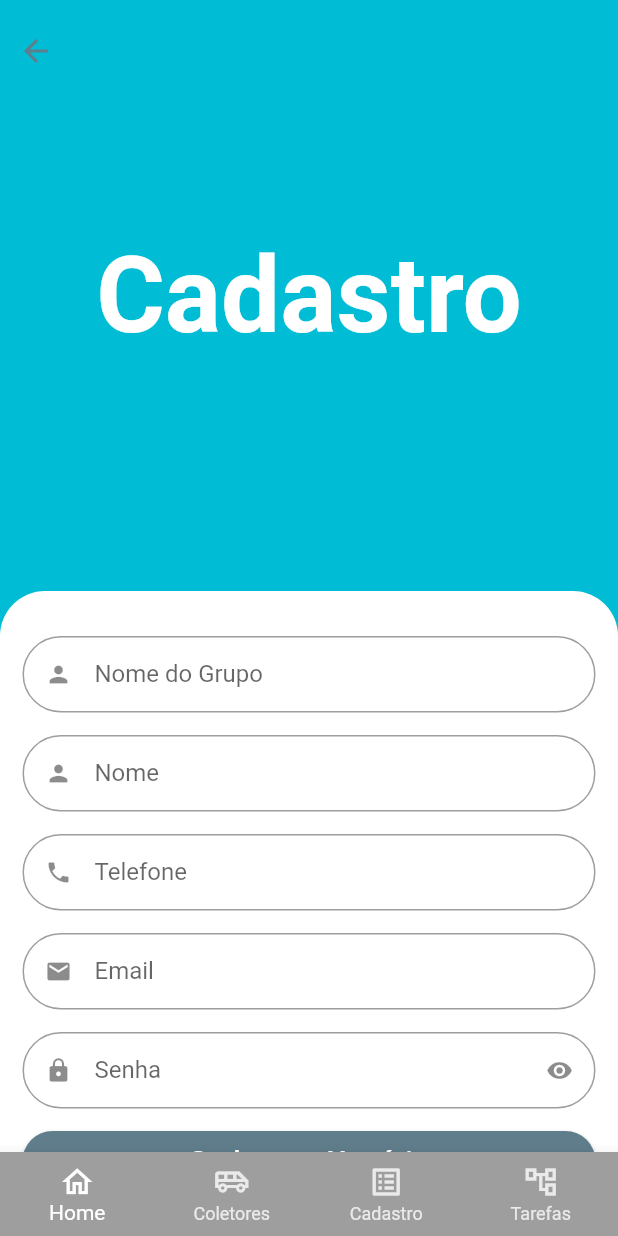
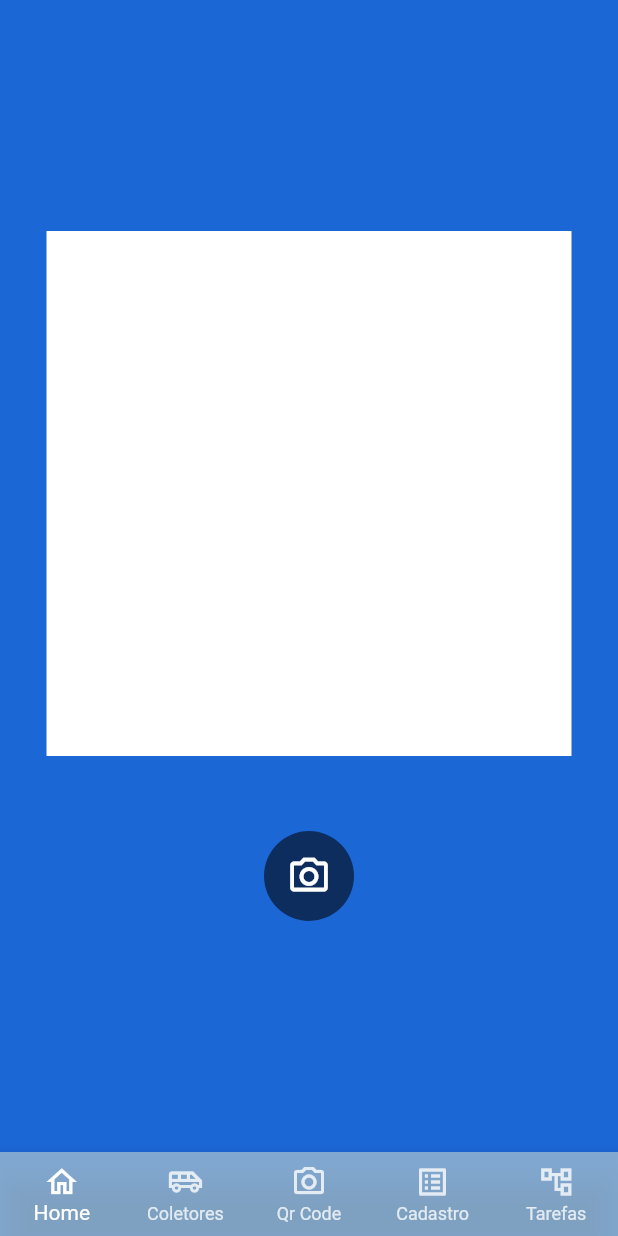
Before and after one commit to carlostoni/collector, a Flutter app: the BaseScreen screen opened directly, swiped to page 3, on a phone screen of 412 x 824 dp. Run offline on Flutter 3.47's test engine with Material 2 defaults, Android fonts, the phone set to English and light mode, and no system bars; our stand-ins replace animated_text_kit, mask_text_input_formatter; network calls fail.

Commit message:
structure 0.2

```diff
--- a/lib/base/base_screen.dart
+++ b/lib/base/base_screen.dart
@@ -1,4 +1,5 @@
 import 'package:estoque/collectors/collectors.dart';
+import 'package:estoque/qr%20scan/qr_scan.dart';
 import 'package:estoque/readings/task_list_screen.dart';
 import 'package:estoque/register/register.dart';
 import 'package:estoque/tasks/tasks.dart';
@@ -27,6 +28,7 @@ class _BaseScreenState extends State<BaseScreen> {
           children: [
             Readings(),
             Collectors(),
+            Qrscan(),
             Register(),
             Tasks(),
           ],
@@ -40,7 +42,7 @@ class _BaseScreenState extends State<BaseScreen> {
             });
           },
           type: BottomNavigationBarType.fixed,
-          backgroundColor: Colors.grey,
+          backgroundColor: Color.fromARGB(176, 174, 199, 211),
           selectedItemColor: Colors.white,
           unselectedItemColor: Colors.white.withAlpha(200),
           items: const [
@@ -51,6 +53,10 @@ class _BaseScreenState extends State<BaseScreen> {
             BottomNavigationBarItem(
               icon: Icon(Icons.airport_shuttle_outlined),
               label: 'Coletores',
+            ),
+            BottomNavigationBarItem(
+              icon: Icon(Icons.camera_alt_outlined),
+              label: 'Qr Code',
             ),
             BottomNavigationBarItem(
               icon: Icon(Icons.list_alt_outlined),
--- a/lib/main.dart
+++ b/lib/main.dart
@@ -15,7 +15,7 @@ class MyApp extends StatelessWidget {
       title: 'Flutter Demo',
       theme: ThemeData(
         primarySwatch: Colors.blueGrey,
-        scaffoldBackgroundColor: Colors.cyan
+        scaffoldBackgroundColor: Color.fromARGB(255, 28, 103, 214)
       ),
       debugShowCheckedModeBanner: false,
         home: const Home(),
--- /dev/null
+++ b/lib/qr scan/qr_scan.dart
@@ -0,0 +1,32 @@
+import 'package:flutter/material.dart';
+
+class Qrscan extends StatelessWidget {
+  @override
+  Widget build(BuildContext context) {
+    return Scaffold(
+      body: Center(
+        child: Column(
+          mainAxisAlignment: MainAxisAlignment.center,
+          children: [
+            Container(
+              width: 350,
+              height: 350,
+              color: Colors.white,
+
+            ),
+            SizedBox(height: 50),
+            CircleAvatar(
+              radius: 30,
+              backgroundColor: Color.fromARGB(143, 0, 0, 0),
+              child: Icon(
+                Icons.camera_alt_outlined,
+                color: Colors.white,
+                size: 30,
+              ),
+            ),
+          ],
+        ),
+      ),
+    );
+  }
+}
--- a/lib/register/register.dart
+++ b/lib/register/register.dart
@@ -3,7 +3,7 @@ import 'package:flutter/material.dart';
 import 'package:mask_text_input_formatter/mask_text_input_formatter.dart';
 
 class Register extends StatelessWidget {
-  Register ({Key? key}) : super(key: key);
+  Register({Key? key}) : super(key: key);
 
   final cpfFormatter = MaskTextInputFormatter(
     mask: '###.###.###-##',
@@ -20,7 +20,6 @@ class Register extends StatelessWidget {
     final size = MediaQuery.of(context).size;
 
     return Scaffold(
-      backgroundColor: Colors.cyan,
       body: SingleChildScrollView(
         child: SizedBox(
           height: size.height,
@@ -50,7 +49,7 @@ class Register extends StatelessWidget {
                     decoration: const BoxDecoration(
                       color: Colors.white,
                       borderRadius: BorderRadius.vertical(
-                        top: Radius.circular(30),
+                        top: Radius.circular(10),
                       ),
                     ),
                     child: Column(
@@ -83,7 +82,7 @@ class Register extends StatelessWidget {
                           child: ElevatedButton(
                             style: ElevatedButton.styleFrom(
                               shape: RoundedRectangleBorder(
-                                borderRadius: BorderRadius.circular(40),
+                                borderRadius: BorderRadius.circular(10),
                               ),
                             ),
                             onPressed: () {},
@@ -110,7 +109,7 @@ class Register extends StatelessWidget {
                     },
                     icon: const Icon(
                       Icons.arrow_back,
-                      color: Colors.blueGrey,
+                      color: Colors.black,
                     ),
                   ),
                 ),
--- a/pubspec.yaml
+++ b/pubspec.yaml
@@ -40,7 +40,7 @@ dependencies:
   badges: ^3.0.2
   http: ^0.13.3
   intl: ^0.17.0
-
+  camera: ^0.10.5+2
 dev_dependencies:
   flutter_test:
     sdk: flutter
```
Also changed, not shown: lib/home/home.dart (+4 -10 lines), lib/pages/auth/sign_in_screen.dart (+4 -10 lines), pubspec.lock.
